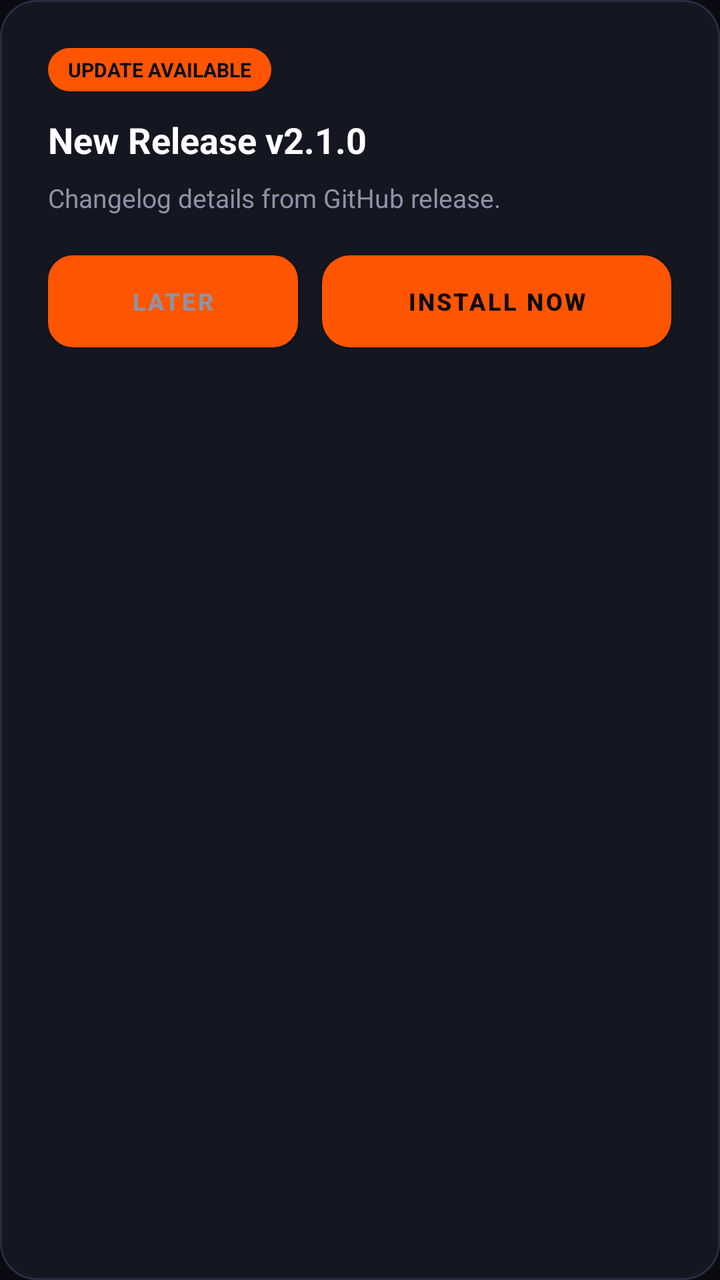
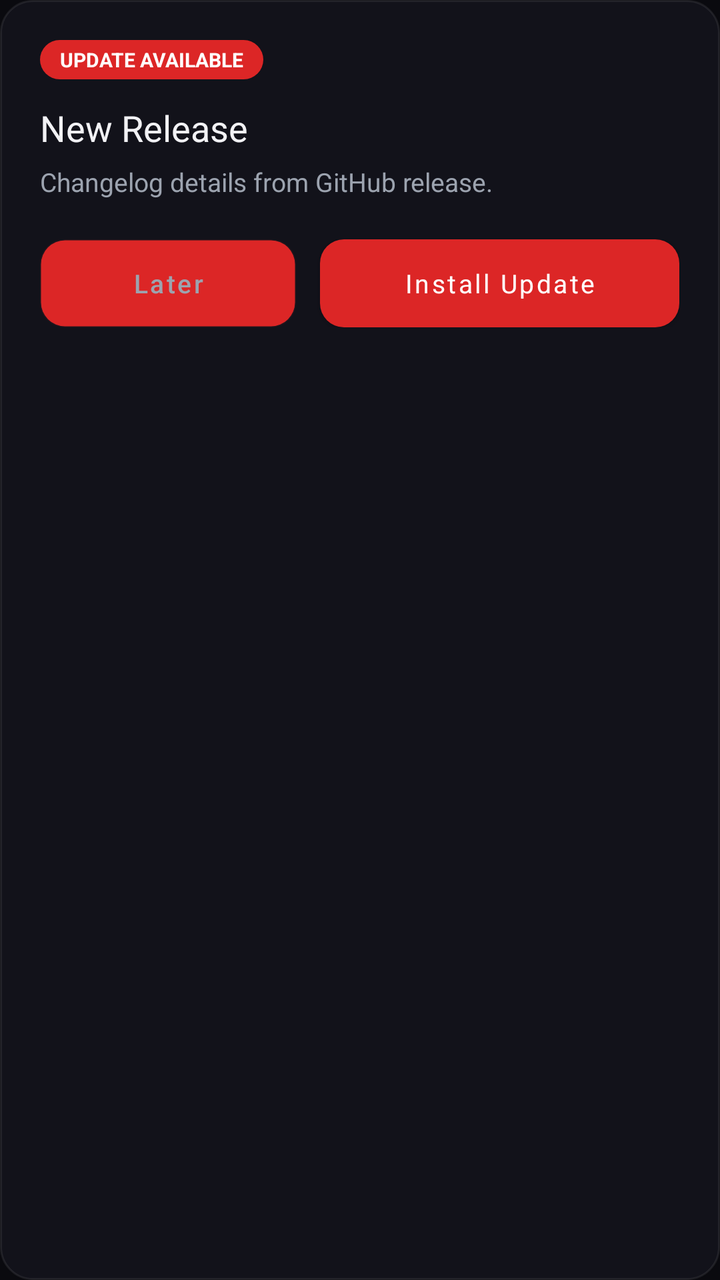

The first picture is an Android layout as it rendered before a commit; the second is the same layout after the commit. The layout source and the unified diff follow.
<!-- AndroidManifest.xml: application theme Theme.StreakStake -->
<!-- res/layout/dialog_update_available.xml -->
<?xml version="1.0" encoding="utf-8"?>
<LinearLayout xmlns:android="http://schemas.android.com/apk/res/android"
    android:layout_width="match_parent"
    android:layout_height="wrap_content"
    android:background="@drawable/bg_card_dark"
    android:orientation="vertical"
    android:padding="24dp">

    
    <LinearLayout
        android:layout_width="match_parent"
        android:layout_height="wrap_content"
        android:gravity="center_vertical"
        android:orientation="horizontal">

        <TextView
            android:layout_width="wrap_content"
            android:layout_height="wrap_content"
            android:background="@drawable/btn_orange_rounded"
            android:paddingHorizontal="10dp"
            android:paddingVertical="4dp"
            android:text="UPDATE AVAILABLE"
            android:textColor="@color/bg_black"
            android:textSize="10sp"
            android:textStyle="bold" />

        <View
            android:layout_width="0dp"
            android:layout_height="1dp"
            android:layout_weight="1" />

        <TextView
            android:id="@+id/tvProgressPercent"
            android:layout_width="wrap_content"
            android:layout_height="wrap_content"
            android:text="0%"
            android:textColor="@color/brand_orange"
            android:textSize="12sp"
            android:textStyle="bold"
            android:visibility="gone" />
    </LinearLayout>

    <TextView
        android:id="@+id/tvUpdateTitle"
        android:layout_width="match_parent"
        android:layout_height="wrap_content"
        android:layout_marginTop="12dp"
        android:text="New Release v2.1.0"
        android:textColor="@color/text_white"
        android:textSize="18sp"
        android:textStyle="bold" />

    <TextView
        android:id="@+id/tvUpdateNotes"
        android:layout_width="match_parent"
        android:layout_height="wrap_content"
        android:layout_marginTop="8dp"
        android:lineSpacingExtra="3dp"
        android:text="Changelog details from GitHub release."
        android:textColor="@color/text_gray"
        android:textSize="13sp" />

    
    <ProgressBar
        android:id="@+id/pbDownloadProgress"
        style="?android:attr/progressBarStyleHorizontal"
        android:layout_width="match_parent"
        android:layout_height="6dp"
        android:layout_marginTop="16dp"
        android:indeterminate="false"
        android:max="100"
        android:progress="0"
        android:progressBackgroundTint="@color/border_dark"
        android:progressTint="@color/brand_orange"
        android:visibility="gone" />

    <LinearLayout
        android:layout_width="match_parent"
        android:layout_height="wrap_content"
        android:layout_marginTop="20dp"
        android:orientation="horizontal">

        <Button
            android:id="@+id/btnDismissUpdate"
            android:layout_width="0dp"
            android:layout_height="46dp"
            android:layout_marginEnd="6dp"
            android:layout_weight="1"
            android:background="@drawable/bg_input_field"
            android:text="LATER"
            android:textColor="@color/text_gray"
            android:textSize="12sp"
            android:textStyle="bold" />

        <Button
            android:id="@+id/btnDownloadUpdate"
            android:layout_width="0dp"
            android:layout_height="46dp"
            android:layout_marginStart="6dp"
            android:layout_weight="1.4"
            android:background="@drawable/btn_orange_rounded"
            android:text="INSTALL NOW"
            android:textColor="@color/bg_black"
            android:textSize="12sp"
            android:textStyle="bold" />
    </LinearLayout>

</LinearLayout>
<!-- resources referenced by this layout -->
<resources>
  <color name="bg_black">#0A0B10</color>
  <color name="border_dark">#282D42</color>
  <color name="brand_orange">#FF5500</color>
  <color name="text_gray">#8E94A5</color>
  <color name="text_white">#FFFFFF</color>
  <!-- drawable bg_card_dark (drawable) -->
  <?xml version="1.0" encoding="utf-8"?>
  <shape xmlns:android="http://schemas.android.com/apk/res/android"
      android:shape="rectangle">
      <solid android:color="@color/surface_dark" />
      <stroke
          android:width="1dp"
          android:color="@color/border_dark" />
      <corners android:radius="18dp" />
  </shape>
  <!-- drawable bg_input_field (drawable) -->
  <?xml version="1.0" encoding="utf-8"?>
  <shape xmlns:android="http://schemas.android.com/apk/res/android"
      android:shape="rectangle">
      <solid android:color="@color/surface_dark_card" />
      <stroke
          android:width="1dp"
          android:color="@color/border_dark" />
      <corners android:radius="12dp" />
  </shape>
  <!-- drawable btn_orange_rounded (drawable) -->
  <?xml version="1.0" encoding="utf-8"?>
  <ripple xmlns:android="http://schemas.android.com/apk/res/android"
      android:color="#44FFFFFF">
      <item>
          <shape android:shape="rectangle">
              <solid android:color="@color/brand_orange" />
              <corners android:radius="14dp" />
          </shape>
      </item>
  </ripple>
  <style name="Theme.StreakStake" parent="Theme.MaterialComponents.DayNight.NoActionBar">
          
          <item name="colorPrimary">@color/brand_orange</item>
          <item name="colorPrimaryVariant">@color/brand_orange_light</item>
          <item name="colorOnPrimary">@color/text_white</item>
          
          
          <item name="android:colorBackground">@color/bg_black</item>
          <item name="colorSurface">@color/surface_dark</item>
          <item name="colorOnSurface">@color/text_white</item>
  
          
          <item name="android:statusBarColor">@color/bg_black</item>
          <item name="android:navigationBarColor">@color/bg_black</item>
          <item name="android:windowLightStatusBar">false</item>
      </style>
  <color name="surface_dark">#141622</color>
  <color name="surface_dark_card">#1B1E2E</color>
  <color name="brand_orange_light">#FF7722</color>
</resources>

<!-- the commit's change to res/layout/dialog_update_available.xml (unified diff, before → after) -->
@@ -4,7 +4,7 @@
     android:layout_height="wrap_content"
     android:background="@drawable/bg_card_dark"
     android:orientation="vertical"
-    android:padding="24dp">
+    android:padding="20dp">
 
     
     <LinearLayout
@@ -16,11 +16,11 @@
         <TextView
             android:layout_width="wrap_content"
             android:layout_height="wrap_content"
-            android:background="@drawable/btn_orange_rounded"
+            android:background="@drawable/bg_pill_chip_active"
             android:paddingHorizontal="10dp"
-            android:paddingVertical="4dp"
+            android:paddingVertical="3dp"
             android:text="UPDATE AVAILABLE"
-            android:textColor="@color/bg_black"
+            android:textColor="@color/on_accent"
             android:textSize="10sp"
             android:textStyle="bold" />
 
@@ -34,7 +34,7 @@
             android:layout_width="wrap_content"
             android:layout_height="wrap_content"
             android:text="0%"
-            android:textColor="@color/brand_orange"
+            android:textColor="@color/accent_light"
             android:textSize="12sp"
             android:textStyle="bold"
             android:visibility="gone" />
@@ -45,19 +45,19 @@
         android:layout_width="match_parent"
         android:layout_height="wrap_content"
         android:layout_marginTop="12dp"
-        android:text="New Release v2.1.0"
-        android:textColor="@color/text_white"
-        android:textSize="18sp"
-        android:textStyle="bold" />
+        android:fontFamily="sans-serif-bold"
+        android:text="New Release"
+        android:textColor="@color/text_primary"
+        android:textSize="18sp" />
 
     <TextView
         android:id="@+id/tvUpdateNotes"
         android:layout_width="match_parent"
         android:layout_height="wrap_content"
-        android:layout_marginTop="8dp"
+        android:layout_marginTop="6dp"
         android:lineSpacingExtra="3dp"
         android:text="Changelog details from GitHub release."
-        android:textColor="@color/text_gray"
+        android:textColor="@color/text_secondary"
         android:textSize="13sp" />
 
     
@@ -70,8 +70,8 @@
         android:indeterminate="false"
         android:max="100"
         android:progress="0"
-        android:progressBackgroundTint="@color/border_dark"
-        android:progressTint="@color/brand_orange"
+        android:progressBackgroundTint="@color/surface_high"
+        android:progressTint="@color/accent"
         android:visibility="gone" />
 
     <LinearLayout
@@ -83,26 +83,28 @@
         <Button
             android:id="@+id/btnDismissUpdate"
             android:layout_width="0dp"
-            android:layout_height="46dp"
+            android:layout_height="44dp"
             android:layout_marginEnd="6dp"
             android:layout_weight="1"
-            android:background="@drawable/bg_input_field"
-            android:text="LATER"
-            android:textColor="@color/text_gray"
-            android:textSize="12sp"
-            android:textStyle="bold" />
+            android:background="@drawable/btn_outlined_hairline"
+            android:fontFamily="sans-serif-medium"
+            android:text="Later"
+            android:textAllCaps="false"
+            android:textColor="@color/text_secondary"
+            android:textSize="13sp" />
 
         <Button
             android:id="@+id/btnDownloadUpdate"
             android:layout_width="0dp"
-            android:layout_height="46dp"
+            android:layout_height="44dp"
             android:layout_marginStart="6dp"
             android:layout_weight="1.4"
-            android:background="@drawable/btn_orange_rounded"
-            android:text="INSTALL NOW"
-            android:textColor="@color/bg_black"
-            android:textSize="12sp"
-            android:textStyle="bold" />
+            android:background="@drawable/btn_accent_primary"
+            android:fontFamily="sans-serif-bold"
+            android:text="Install Update"
+            android:textAllCaps="false"
+            android:textColor="@color/on_accent"
+            android:textSize="13sp" />
     </LinearLayout>
 
 </LinearLayout>
<!-- resource entries referenced after the edit -->
@@ -1,59 +1,64 @@
 <!-- resources referenced by this layout -->
 <resources>
-  <color name="bg_black">#0A0B10</color>
-  <color name="border_dark">#282D42</color>
-  <color name="brand_orange">#FF5500</color>
-  <color name="text_gray">#8E94A5</color>
-  <color name="text_white">#FFFFFF</color>
+  <color name="accent">#DC2626</color>
+  <color name="accent_light">#EF4444</color>
+  <color name="on_accent">#FFFFFF</color>
+  <color name="surface_high">#171722</color>
+  <color name="text_primary">#F2F2F5</color>
+  <color name="text_secondary">#9CA3AF</color>
   <!-- drawable bg_card_dark (drawable) -->
   <?xml version="1.0" encoding="utf-8"?>
   <shape xmlns:android="http://schemas.android.com/apk/res/android"
       android:shape="rectangle">
-      <solid android:color="@color/surface_dark" />
+      <solid android:color="@color/surface" />
+      <corners android:radius="16dp" />
       <stroke
           android:width="1dp"
-          android:color="@color/border_dark" />
-      <corners android:radius="18dp" />
+          android:color="@color/hairline" />
   </shape>
-  <!-- drawable bg_input_field (drawable) -->
+  <!-- drawable bg_pill_chip_active (drawable) -->
   <?xml version="1.0" encoding="utf-8"?>
   <shape xmlns:android="http://schemas.android.com/apk/res/android"
       android:shape="rectangle">
-      <solid android:color="@color/surface_dark_card" />
+      <solid android:color="@color/accent" />
+      <corners android:radius="999dp" />
+  </shape>
+  <!-- drawable btn_accent_primary (drawable) -->
+  <?xml version="1.0" encoding="utf-8"?>
+  <shape xmlns:android="http://schemas.android.com/apk/res/android"
+      android:shape="rectangle">
+      <solid android:color="@color/accent" />
+      <corners android:radius="12dp" />
+  </shape>
+  <!-- drawable btn_outlined_hairline (drawable) -->
+  <?xml version="1.0" encoding="utf-8"?>
+  <shape xmlns:android="http://schemas.android.com/apk/res/android"
+      android:shape="rectangle">
+      <solid android:color="@color/surface_high" />
+      <corners android:radius="12dp" />
       <stroke
           android:width="1dp"
-          android:color="@color/border_dark" />
-      <corners android:radius="12dp" />
+          android:color="@color/hairline" />
   </shape>
-  <!-- drawable btn_orange_rounded (drawable) -->
-  <?xml version="1.0" encoding="utf-8"?>
-  <ripple xmlns:android="http://schemas.android.com/apk/res/android"
-      android:color="#44FFFFFF">
-      <item>
-          <shape android:shape="rectangle">
-              <solid android:color="@color/brand_orange" />
-              <corners android:radius="14dp" />
-          </shape>
-      </item>
-  </ripple>
   <style name="Theme.StreakStake" parent="Theme.MaterialComponents.DayNight.NoActionBar">
           
-          <item name="colorPrimary">@color/brand_orange</item>
-          <item name="colorPrimaryVariant">@color/brand_orange_light</item>
-          <item name="colorOnPrimary">@color/text_white</item>
+          <item name="colorPrimary">@color/accent</item>
+          <item name="colorPrimaryVariant">@color/accent_dark</item>
+          <item name="colorOnPrimary">@color/on_accent</item>
           
           
-          <item name="android:colorBackground">@color/bg_black</item>
-          <item name="colorSurface">@color/surface_dark</item>
-          <item name="colorOnSurface">@color/text_white</item>
+          <item name="android:colorBackground">@color/bg_base</item>
+          <item name="colorSurface">@color/surface</item>
+          <item name="colorOnSurface">@color/text_primary</item>
   
           
-          <item name="android:statusBarColor">@color/bg_black</item>
-          <item name="android:navigationBarColor">@color/bg_black</item>
+          <item name="android:statusBarColor">@color/bg_base</item>
+          <item name="android:navigationBarColor">@color/bg_base</item>
           <item name="android:windowLightStatusBar">false</item>
       </style>
-  <color name="surface_dark">#141622</color>
-  <color name="surface_dark_card">#1B1E2E</color>
-  <color name="brand_orange_light">#FF7722</color>
+  <color name="surface">#12121A</color>
+  <color name="hairline">#14FFFFFF</color>
+  <color name="accent_dark">#B91C1C</color>
+  <color name="bg_base">#0A0A0F</color>
 </resources>
 
